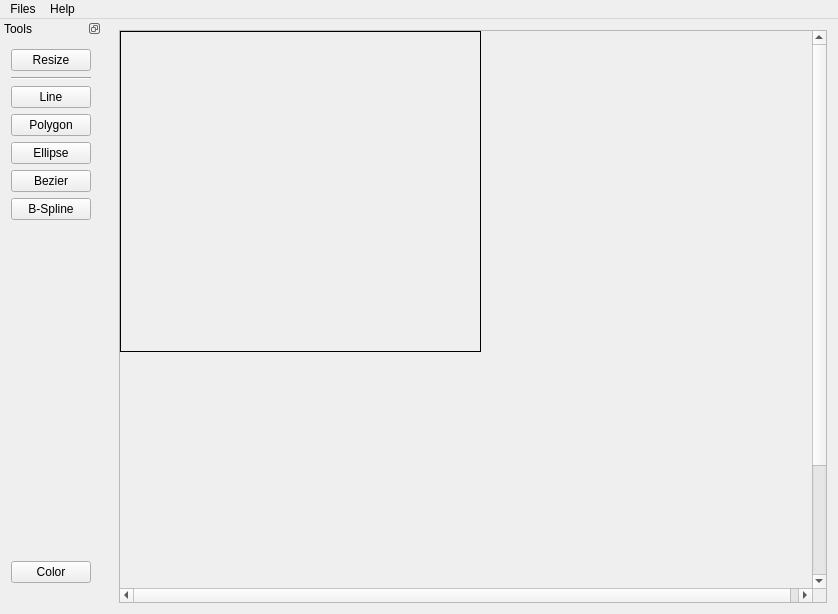
wx-csy/Paint, file source/gui/Paint-GUI/mainwindow.ui: the form before one commit.
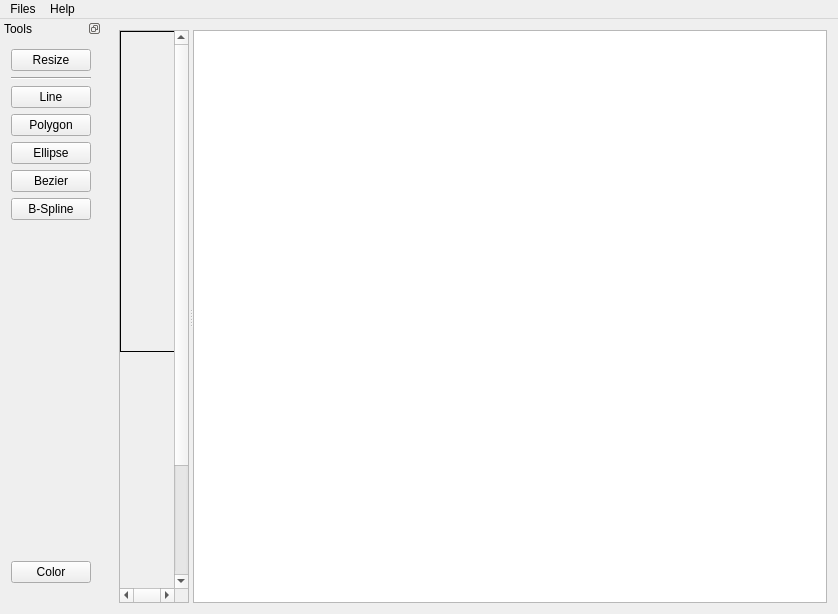
The form after the commit. Custom widgets are drawn as their Qt base class.

Diff of the .ui file:
```diff
--- a/source/gui/Paint-GUI/mainwindow.ui
+++ b/source/gui/Paint-GUI/mainwindow.ui
@@ -25,6 +25,16 @@
    </property>
    <layout class="QHBoxLayout" name="horizontalLayout">
     <item>
+     <widget class="QSplitter" name="splitter">
+      <property name="sizePolicy">
+       <sizepolicy hsizetype="Minimum" vsizetype="Preferred">
+        <horstretch>0</horstretch>
+        <verstretch>0</verstretch>
+       </sizepolicy>
+      </property>
+      <property name="orientation">
+       <enum>Qt::Horizontal</enum>
+      </property>
      <widget class="QScrollArea" name="scrollArea">
       <property name="mouseTracking">
        <bool>true</bool>
@@ -71,6 +81,8 @@
        </widget>
       </widget>
      </widget>
+      <widget class="QListView" name="primitiveList"/>
+     </widget>
     </item>
    </layout>
   </widget>
```
Left out of the diff: 1 changed line with no effect on the pictures. Lines whose indentation alone changed are shown as unchanged.
